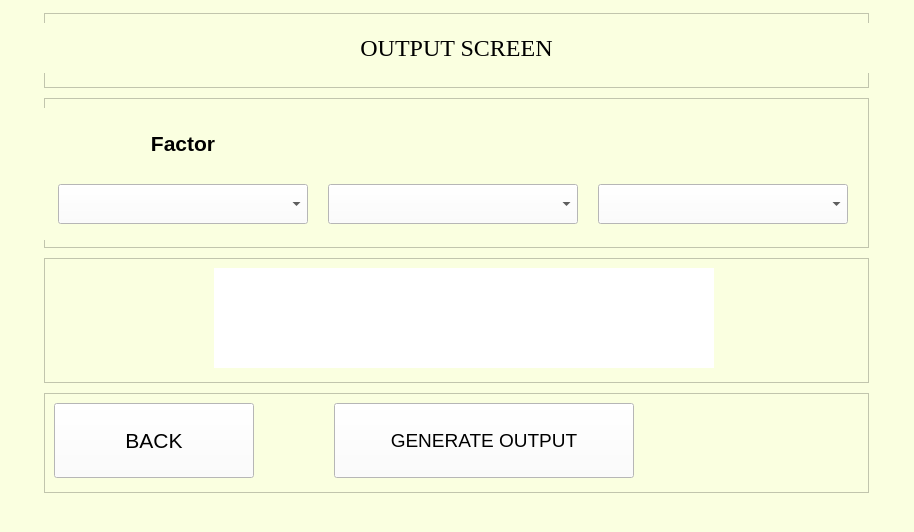
Old version of the form ui_files/output_drop_down_screen.ui in the repository Ris-code/institutional_benchmarking_model.
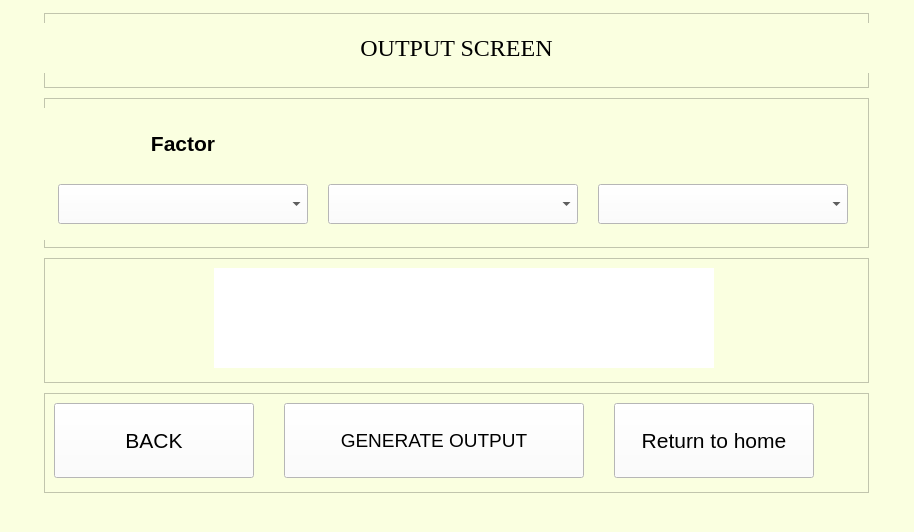
New version of the form.

Commit message: added Home page

Patch:
```diff
--- a/ui_files/output_drop_down_screen.ui
+++ b/ui_files/output_drop_down_screen.ui
@@ -476,7 +476,7 @@
       <widget class="QPushButton" name="generateButton">
        <property name="geometry">
         <rect>
-         <x>290</x>
+         <x>240</x>
          <y>10</y>
          <width>300</width>
          <height>75</height>
@@ -513,6 +513,46 @@
         <string>GENERATE OUTPUT</string>
        </property>
       </widget>
+      <widget class="QPushButton" name="returnhome1">
+       <property name="geometry">
+        <rect>
+         <x>570</x>
+         <y>10</y>
+         <width>200</width>
+         <height>75</height>
+        </rect>
+       </property>
+       <property name="sizePolicy">
+        <sizepolicy hsizetype="Preferred" vsizetype="Preferred">
+         <horstretch>0</horstretch>
+         <verstretch>0</verstretch>
+        </sizepolicy>
+       </property>
+       <property name="minimumSize">
+        <size>
+         <width>200</width>
+         <height>75</height>
+        </size>
+       </property>
+       <property name="maximumSize">
+        <size>
+         <width>200</width>
+         <height>75</height>
+        </size>
+       </property>
+       <property name="font">
+        <font>
+         <family>Arial</family>
+         <pointsize>16</pointsize>
+        </font>
+       </property>
+       <property name="styleSheet">
+        <string notr="true">background-color:rgb(255, 255, 255)</string>
+       </property>
+       <property name="text">
+        <string>Return to home</string>
+       </property>
+      </widget>
      </widget>
     </item>
    </layout>
```
Left out of the diff: 2 changed lines with no effect on the pictures. The commit also changes 5 other files.
